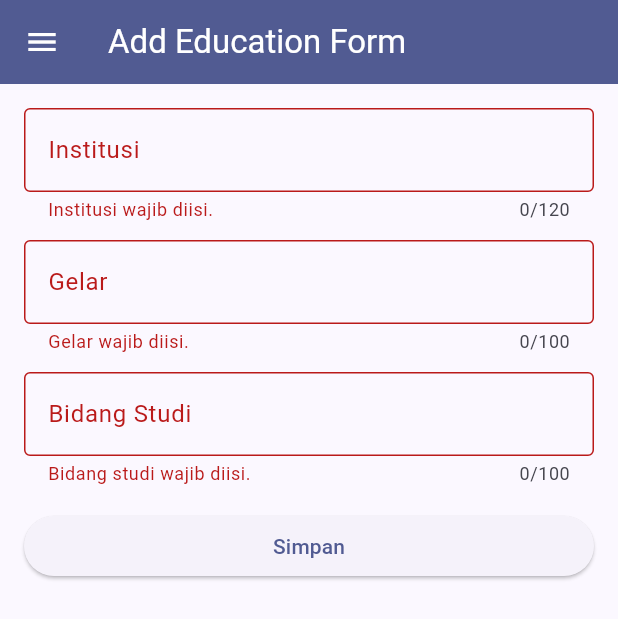
After one commit to joelsheldys/myportofolio_mobile, a Flutter app: the EducationFormPage screen opened directly, after a tap on "Simpan", on a phone screen of 412 x 824 dp. The commit adds this screen. Shown: the top 619 px of the screen. Run offline on Flutter 3.47's test engine with Material 3 defaults, Android fonts, the phone set to English and light mode, and no system bars; our stand-ins replace material_ui.

Commit message:
feat: add education form flow

```diff
--- /dev/null
+++ b/lib/screens/education_form.dart
@@ -0,0 +1,147 @@
+import 'package:material_ui/material_ui.dart';
+import 'package:myportofolio_mobile/screens/project_form.dart';
+import 'package:myportofolio_mobile/widgets/left_drawer.dart';
+
+class EducationFormPage extends StatefulWidget {
+  const EducationFormPage({super.key});
+
+  @override
+  State<EducationFormPage> createState() => _EducationFormPageState();
+}
+
+class _EducationFormPageState extends State<EducationFormPage> {
+  final _formKey = GlobalKey<FormState>();
+  final _institutionController = TextEditingController();
+  final _degreeController = TextEditingController();
+  final _fieldOfStudyController = TextEditingController();
+
+  @override
+  void dispose() {
+    _institutionController.dispose();
+    _degreeController.dispose();
+    _fieldOfStudyController.dispose();
+    super.dispose();
+  }
+
+  String? _validateRequiredText(String? value, String label, int maxLength) {
+    final trimmedValue = value?.trim() ?? '';
+    if (trimmedValue.isEmpty) {
+      return '$label wajib diisi.';
+    }
+    if (trimmedValue.length > maxLength) {
+      return '$label maksimal $maxLength karakter.';
+    }
+    return null;
+  }
+
+  Future<void> _saveEducation() async {
+    if (!(_formKey.currentState?.validate() ?? false)) {
+      return;
+    }
+
+    final institution = _institutionController.text.trim();
+    final degree = _degreeController.text.trim();
+    final fieldOfStudy = _fieldOfStudyController.text.trim();
+
+    await showDialog<void>(
+      context: context,
+      builder: (dialogContext) => AlertDialog(
+        title: const Text('Pendidikan berhasil ditambahkan!'),
+        content: Column(
+          mainAxisSize: MainAxisSize.min,
+          crossAxisAlignment: CrossAxisAlignment.start,
+          children: [
+            Text('Institusi: $institution'),
+            Text('Gelar: $degree'),
+            Text('Bidang Studi: $fieldOfStudy'),
+          ],
+        ),
+        actions: [
+          TextButton(
+            onPressed: () => Navigator.pop(dialogContext),
+            child: const Text('OK'),
+          ),
+        ],
+      ),
+    );
+  }
+
+  void _openProjectForm() {
+    Navigator.pop(context);
+    Navigator.of(context).push(
+      MaterialPageRoute<void>(builder: (context) => const ProjectFormPage()),
+    );
+  }
+
+  @override
+  Widget build(BuildContext context) {
+    return Scaffold(
+      appBar: AppBar(
+        title: const Text('Add Education Form'),
+        backgroundColor: Theme.of(context).colorScheme.primary,
+        foregroundColor: Colors.white,
+      ),
+      drawer: LeftDrawer(
+        onHome: () {
+          Navigator.of(context).popUntil((route) => route.isFirst);
+        },
+        onAddProject: _openProjectForm,
+        onAddEducation: () => Navigator.pop(context),
+      ),
+      body: Form(
+        key: _formKey,
+        child: SingleChildScrollView(
+          padding: const EdgeInsets.all(16),
+          child: Column(
+            crossAxisAlignment: CrossAxisAlignment.stretch,
+            children: [
+              TextFormField(
+                controller: _institutionController,
+                maxLength: 120,
+                textInputAction: TextInputAction.next,
+                decoration: const InputDecoration(
+                  labelText: 'Institusi',
+                  hintText: 'Contoh: Universitas Indonesia',
+                  border: OutlineInputBorder(),
+                ),
+                validator: (value) =>
+                    _validateRequiredText(value, 'Institusi', 120),
+              ),
+              const SizedBox(height: 12),
+              TextFormField(
+                controller: _degreeController,
+                maxLength: 100,
+                textInputAction: TextInputAction.next,
+                decoration: const InputDecoration(
+                  labelText: 'Gelar',
+                  hintText: 'Contoh: Sarjana Komputer',
+                  border: OutlineInputBorder(),
+                ),
+                validator: (value) =>
+                    _validateRequiredText(value, 'Gelar', 100),
+              ),
+              const SizedBox(height: 12),
+              TextFormField(
+                controller: _fieldOfStudyController,
+                maxLength: 100,
+                textInputAction: TextInputAction.done,
+                decoration: const InputDecoration(
+                  labelText: 'Bidang Studi',
+                  hintText: 'Contoh: Ilmu Komputer',
+                  border: OutlineInputBorder(),
+                ),
+                validator: (value) =>
+                    _validateRequiredText(value, 'Bidang studi', 100),
+              ),
+              const SizedBox(height: 16),
+              ElevatedButton(
+                onPressed: _saveEducation,
+                child: const Text('Simpan'),
+              ),
+            ],
+          ),
+        ),
+      ),
+    );
+  }
+}
--- a/lib/widgets/left_drawer.dart
+++ b/lib/widgets/left_drawer.dart
@@ -5,10 +5,12 @@ class LeftDrawer extends StatelessWidget {
     super.key,
     required this.onHome,
     required this.onAddProject,
+    required this.onAddEducation,
   });
 
   final VoidCallback onHome;
   final VoidCallback onAddProject;
+  final VoidCallback onAddEducation;
 
   @override
   Widget build(BuildContext context) {
@@ -18,7 +20,11 @@ class LeftDrawer extends StatelessWidget {
         children: [
           const DrawerHeader(
             decoration: BoxDecoration(color: Colors.indigo),
+            child: FittedBox(
+              fit: BoxFit.scaleDown,
+              alignment: Alignment.topLeft,
               child: Column(
+                mainAxisSize: MainAxisSize.min,
                 crossAxisAlignment: CrossAxisAlignment.start,
                 children: [
                   Text(
@@ -37,6 +43,7 @@ class LeftDrawer extends StatelessWidget {
                 ],
               ),
             ),
+          ),
           ListTile(
             leading: const Icon(Icons.home_outlined),
             title: const Text('Home'),
@@ -47,6 +54,11 @@ class LeftDrawer extends StatelessWidget {
             title: const Text('Add Project'),
             onTap: onAddProject,
           ),
+          ListTile(
+            leading: const Icon(Icons.school_outlined),
+            title: const Text('Add Education'),
+            onTap: onAddEducation,
+          ),
         ],
       ),
     );
```
Also changed, not shown: lib/main.dart (+11 -3 lines), lib/screens/menu.dart (+11 -0 lines), lib/widgets/project_card.dart (+7 -0 lines). Lines whose indentation alone changed are shown as unchanged.
